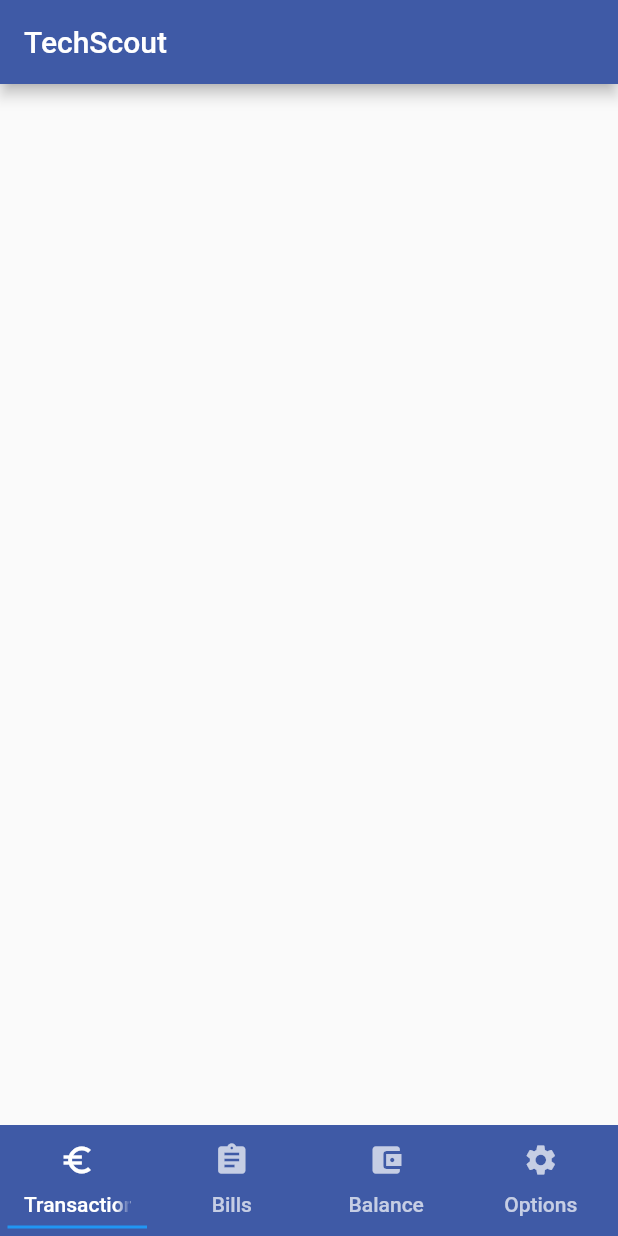
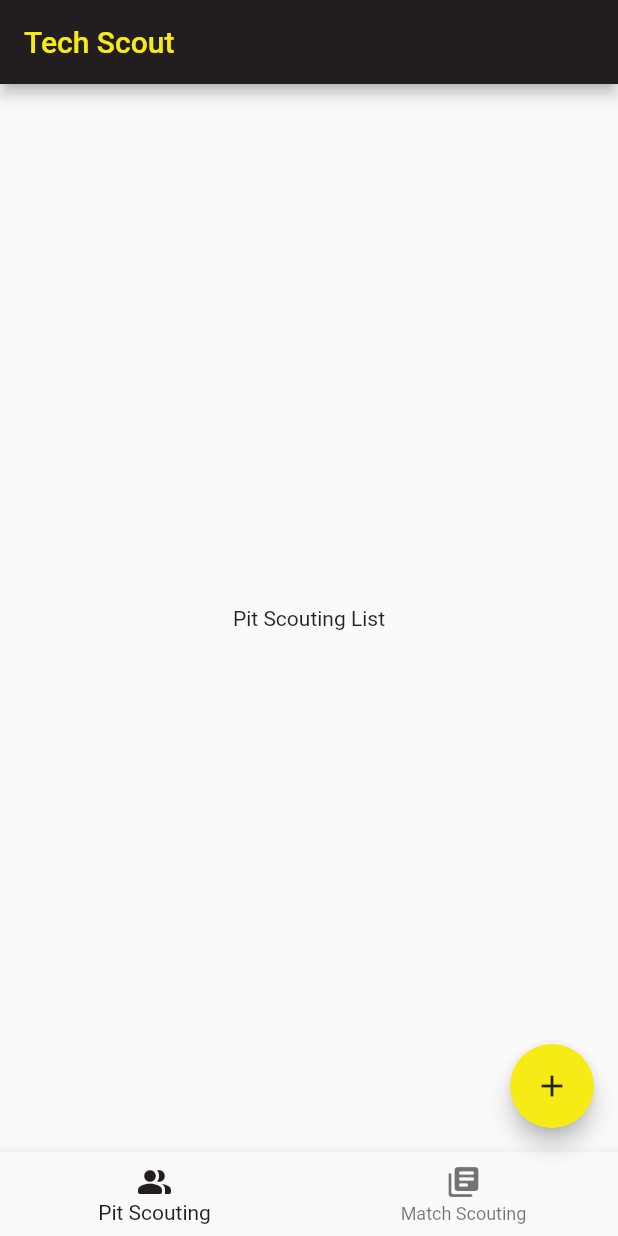
Before and after one commit to samp42/TechScout2023, a Flutter app: the screen it shows after launch, on a phone screen of 412 x 824 dp. Run offline on Flutter 3.47's test engine with Material 2 defaults, Android fonts, the phone set to English and light mode, and no system bars.

Commit message:
app layout

```diff
--- a/Scout/lib/main.dart
+++ b/Scout/lib/main.dart
@@ -1,41 +1,27 @@
 import 'package:flutter/material.dart';
-import 'package:scout/navigation_bar.dart';
+import 'package:scout/match_scouting/match_scouting_entry.dart';
+import 'package:scout/match_scouting/match_scouting_list.dart';
+import 'package:scout/pit_scouting/pit_scouting_entry.dart';
+import 'package:scout/pit_scouting/pit_scouting_list.dart';
+import 'package:scout/theme.dart';
 
 void main() {
   runApp(const MyApp());
 }
 
 class MyApp extends StatelessWidget {
+  final _title = 'Tech Scout';
   const MyApp({Key? key}) : super(key: key);
 
   @override
   Widget build(BuildContext context) {
     return MaterialApp(
-      home: DefaultTabController(
-        length: 4,
-        child: Scaffold(
-            appBar: AppBar(
-              backgroundColor: Color(0xFF3F5AA6),
-              title: Text("TechScout"),
-            ),
-            bottomNavigationBar: navigationBar()),
-        // body: TabBarView(
-        //   children: [
-        //     Container(child: Icon(Icons.directions_car)),
-        //     Container(child: Icon(Icons.directions_transit)),
-        //     Container(child: Icon(Icons.directions_bike)),
-        //     Container(child: Icon(Icons.directions_bike)),
-        //   ],
-        // ),
+      title: _title,
+      theme: ThemeData(
+        primarySwatch: materialBlackT4K,
       ),
+      home: MyHomePage(title: _title),
     );
-    // return MaterialApp(
-    //   title: 'TechScout',
-    //   theme: ThemeData(
-    //     primarySwatch: Colors.blue,
-    //   ),
-    //   home: const MyHomePage(title: 'TechScout'),
-    // );
   }
 }
 
@@ -49,38 +35,51 @@ class MyHomePage extends StatefulWidget {
 }
 
 class _MyHomePageState extends State<MyHomePage> {
-  int _counter = 0;
+  int _pageIndex = 0;
 
-  void _incrementCounter() {
-    setState(() {
-      _counter++;
-    });
+  void _navigate() {
+    Navigator.push(
+        context,
+        _pageIndex == 0
+            ? MaterialPageRoute(builder: (context) => const PitScoutingEntry())
+            : MaterialPageRoute(
+                builder: (context) => const MatchScoutingEntry()));
   }
+
+  final List<Widget> _tabs = const [PitScoutingList(), MatchScoutingList()];
 
   @override
   Widget build(BuildContext context) {
     return Scaffold(
       appBar: AppBar(
-        title: Text(widget.title),
+        title: Text(widget.title, style: const TextStyle(color: yellowT4K)),
       ),
-      body: Center(
-        child: Column(
-          mainAxisAlignment: MainAxisAlignment.center,
-          children: <Widget>[
-            const Text(
-              'You have pushed the button this many times:',
-            ),
-            Text(
-              '$_counter',
-              style: Theme.of(context).textTheme.headlineMedium,
-            ),
-          ],
-        ),
+      body: _tabs[_pageIndex],
+      floatingActionButton: FloatingActionButton(
+        onPressed: _navigate,
+        tooltip: 'New Entry',
+        backgroundColor: yellowT4K,
+        foregroundColor: blackT4K,
+        child: const Icon(Icons.add),
       ),
-      floatingActionButton: FloatingActionButton(
-        onPressed: _incrementCounter,
-        tooltip: 'Increment',
-        child: const Icon(Icons.add),
+      bottomNavigationBar: BottomNavigationBar(
+        items: const <BottomNavigationBarItem>[
+          BottomNavigationBarItem(
+            icon: Icon(Icons.people_alt_rounded),
+            label: 'Pit Scouting',
+          ),
+          BottomNavigationBarItem(
+            icon: Icon(Icons.library_books_rounded),
+            label: 'Match Scouting',
+          ),
+        ],
+        currentIndex: _pageIndex,
+        selectedItemColor: blackT4K,
+        onTap: (int index) {
+          setState(() {
+            _pageIndex = index;
+          });
+        },
       ),
     );
   }
--- a/Scout/lib/navigation_bar.dart
+++ /dev/null
@@ -1,32 +0,0 @@
-import 'package:flutter/material.dart';
-
-Widget navigationBar() {
-  return Container(
-    color: const Color(0xFF3F5AA6),
-    child: const TabBar(
-      labelColor: Colors.white,
-      unselectedLabelColor: Colors.white70,
-      indicatorSize: TabBarIndicatorSize.tab,
-      indicatorPadding: EdgeInsets.all(5.0),
-      indicatorColor: Colors.blue,
-      tabs: [
-        Tab(
-          text: "Transactions",
-          icon: Icon(Icons.euro_symbol),
-        ),
-        Tab(
-          text: "Bills",
-          icon: Icon(Icons.assignment),
-        ),
-        Tab(
-          text: "Balance",
-          icon: Icon(Icons.account_balance_wallet),
-        ),
-        Tab(
-          text: "Options",
-          icon: Icon(Icons.settings),
-        ),
-      ],
-    ),
-  );
-}
--- /dev/null
+++ b/Scout/lib/pit_scouting/pit_scouting_list.dart
@@ -0,0 +1,14 @@
+import 'package:flutter/material.dart';
+
+class PitScoutingList extends StatelessWidget {
+  const PitScoutingList({Key? key}) : super(key: key);
+
+  @override
+  Widget build(BuildContext context) {
+    return const Scaffold(
+      body: Center(
+        child: Text('Pit Scouting List'),
+      ),
+    );
+  }
+}
```
Also changed, not shown: Scout/lib/match_scouting/match_scouting_entry.dart (added, +21 -0 lines), Scout/lib/match_scouting/match_scouting_list.dart (added, +14 -0 lines), Scout/lib/pit_scouting/pit_scouting_entry.dart (added, +21 -0 lines), Scout/lib/theme.dart (added, +23 -0 lines).
